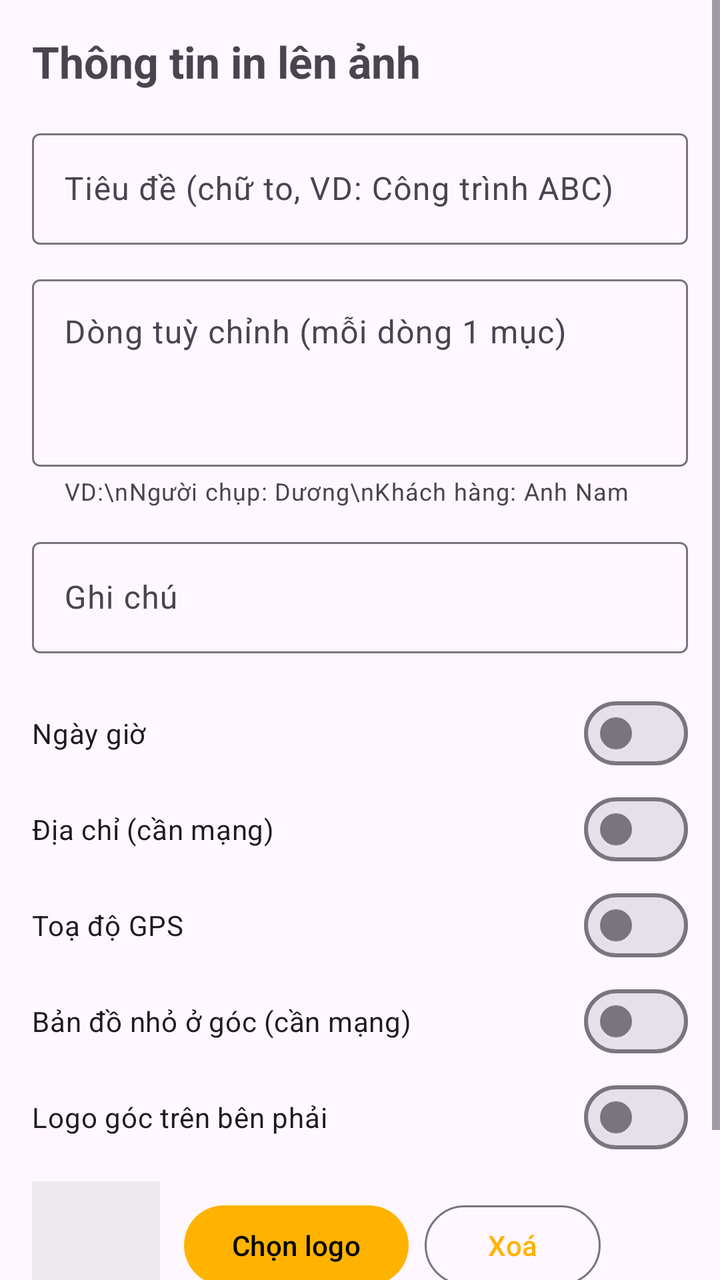
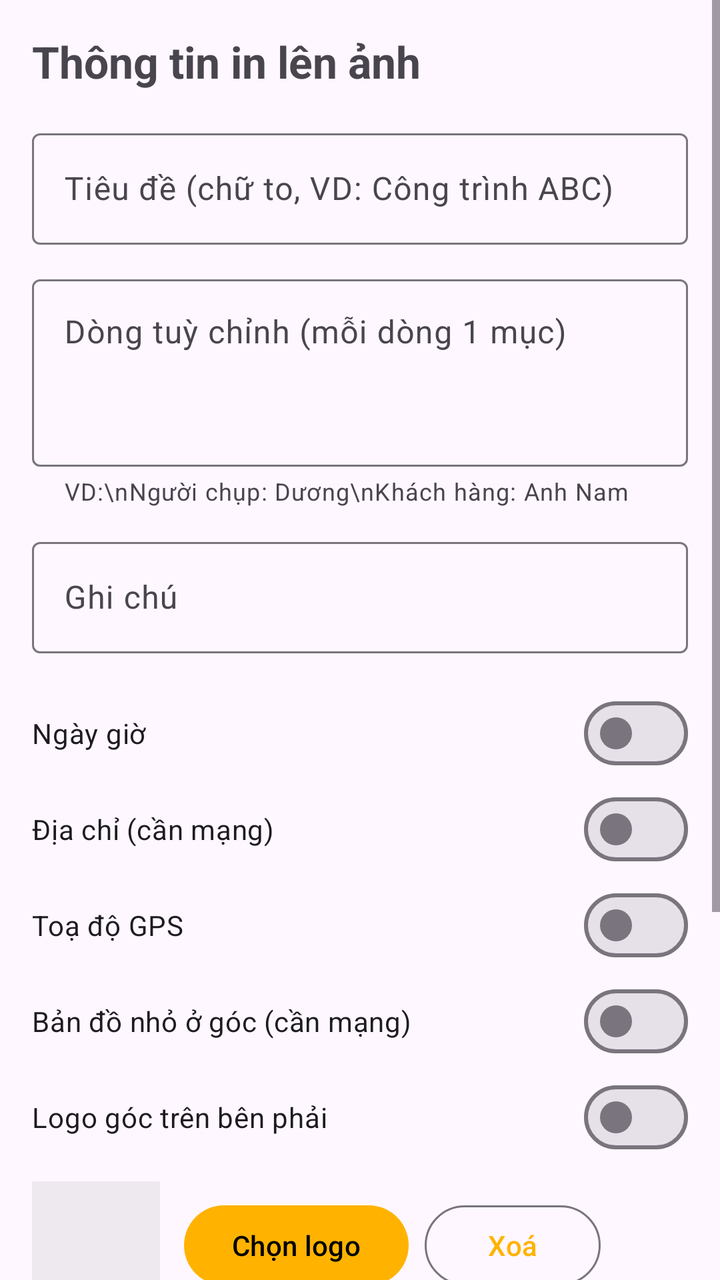

Two renders of the same Android screen: before a commit and after it. Below are the layout's source before the change and the commit's diff.
<!-- AndroidManifest.xml: application theme Theme.GeoCam -->
<!-- res/layout/activity_settings.xml -->
<?xml version="1.0" encoding="utf-8"?>
<ScrollView xmlns:android="http://schemas.android.com/apk/res/android"
    xmlns:app="http://schemas.android.com/apk/res-auto"
    android:id="@+id/root"
    android:layout_width="match_parent"
    android:layout_height="match_parent">

    <LinearLayout
        android:layout_width="match_parent"
        android:layout_height="wrap_content"
        android:orientation="vertical"
        android:padding="16dp">

        <TextView
            android:layout_width="wrap_content"
            android:layout_height="wrap_content"
            android:layout_marginBottom="16dp"
            android:text="Thông tin in lên ảnh"
            android:textSize="22sp"
            android:textStyle="bold" />

        <com.google.android.material.textfield.TextInputLayout
            android:layout_width="match_parent"
            android:layout_height="wrap_content"
            android:hint="Tiêu đề (chữ to, VD: Công trình ABC)">
            <com.google.android.material.textfield.TextInputEditText
                android:id="@+id/etTitle"
                android:layout_width="match_parent"
                android:layout_height="wrap_content"
                android:inputType="textCapSentences" />
        </com.google.android.material.textfield.TextInputLayout>

        <com.google.android.material.textfield.TextInputLayout
            android:layout_width="match_parent"
            android:layout_height="wrap_content"
            android:layout_marginTop="12dp"
            android:hint="Dòng tuỳ chỉnh (mỗi dòng 1 mục)"
            app:helperText="VD:\nNgười chụp: Dương\nKhách hàng: Anh Nam">
            <com.google.android.material.textfield.TextInputEditText
                android:id="@+id/etLines"
                android:layout_width="match_parent"
                android:layout_height="wrap_content"
                android:gravity="top"
                android:inputType="textMultiLine|textCapSentences"
                android:minLines="3" />
        </com.google.android.material.textfield.TextInputLayout>

        <com.google.android.material.textfield.TextInputLayout
            android:layout_width="match_parent"
            android:layout_height="wrap_content"
            android:layout_marginTop="12dp"
            android:hint="Ghi chú">
            <com.google.android.material.textfield.TextInputEditText
                android:id="@+id/etNote"
                android:layout_width="match_parent"
                android:layout_height="wrap_content"
                android:inputType="textMultiLine|textCapSentences" />
        </com.google.android.material.textfield.TextInputLayout>

        <com.google.android.material.materialswitch.MaterialSwitch
            android:id="@+id/swDate"
            android:layout_width="match_parent"
            android:layout_height="wrap_content"
            android:layout_marginTop="16dp"
            android:text="Ngày giờ" />

        <com.google.android.material.materialswitch.MaterialSwitch
            android:id="@+id/swAddress"
            android:layout_width="match_parent"
            android:layout_height="wrap_content"
            android:text="Địa chỉ (cần mạng)" />

        <com.google.android.material.materialswitch.MaterialSwitch
            android:id="@+id/swCoords"
            android:layout_width="match_parent"
            android:layout_height="wrap_content"
            android:text="Toạ độ GPS" />

        <com.google.android.material.materialswitch.MaterialSwitch
            android:id="@+id/swMap"
            android:layout_width="match_parent"
            android:layout_height="wrap_content"
            android:text="Bản đồ nhỏ ở góc (cần mạng)" />

        <com.google.android.material.materialswitch.MaterialSwitch
            android:id="@+id/swLogo"
            android:layout_width="match_parent"
            android:layout_height="wrap_content"
            android:text="Logo góc trên bên phải" />

        <LinearLayout
            android:layout_width="match_parent"
            android:layout_height="wrap_content"
            android:layout_marginTop="8dp"
            android:gravity="center_vertical"
            android:orientation="horizontal">

            <ImageView
                android:id="@+id/ivLogo"
                android:layout_width="64dp"
                android:layout_height="64dp"
                android:layout_marginEnd="12dp"
                android:background="#22888888"
                android:scaleType="fitCenter" />

            <Button
                android:id="@+id/btnPickLogo"
                android:layout_width="wrap_content"
                android:layout_height="wrap_content"
                android:text="Chọn logo" />

            <Button
                android:id="@+id/btnRemoveLogo"
                style="?attr/materialButtonOutlinedStyle"
                android:layout_width="wrap_content"
                android:layout_height="wrap_content"
                android:layout_marginStart="8dp"
                android:text="Xoá" />
        </LinearLayout>

        <TextView
            android:layout_width="wrap_content"
            android:layout_height="wrap_content"
            android:layout_marginTop="24dp"
            android:alpha="0.6"
            android:text="Ảnh lưu ở DCIM/GeoCam. Toạ độ và giờ chụp cũng được ghi vào EXIF. Bản đồ © OpenStreetMap."
            android:textSize="12sp" />
    </LinearLayout>
</ScrollView>
<!-- resources referenced by this layout -->
<resources>
  <style name="Theme.GeoCam" parent="Theme.Material3.DayNight.NoActionBar">
          <item name="colorPrimary">#FFB300</item>
          <item name="colorOnPrimary">#000000</item>
          <item name="colorSecondary">#FFB300</item>
      </style>
</resources>

<!-- the commit's change to res/layout/activity_settings.xml (unified diff, before → after) -->
@@ -122,8 +122,35 @@
             android:layout_width="wrap_content"
             android:layout_height="wrap_content"
             android:layout_marginTop="24dp"
+            android:text="Lưu ảnh"
+            android:textSize="18sp"
+            android:textStyle="bold" />
+
+        <com.google.android.material.textfield.TextInputLayout
+            android:layout_width="match_parent"
+            android:layout_height="wrap_content"
+            android:layout_marginTop="8dp"
+            android:hint="Tên thư mục trong DCIM">
+            <com.google.android.material.textfield.TextInputEditText
+                android:id="@+id/etFolder"
+                android:layout_width="match_parent"
+                android:layout_height="wrap_content"
+                android:inputType="text" />
+        </com.google.android.material.textfield.TextInputLayout>
+
+        <com.google.android.material.materialswitch.MaterialSwitch
+            android:id="@+id/swFileName"
+            android:layout_width="match_parent"
+            android:layout_height="wrap_content"
+            android:layout_marginTop="8dp"
+            android:text="Đặt tên file theo thông tin (ngày giờ, tên đường, dòng tuỳ chỉnh, tiêu đề)" />
+
+        <TextView
+            android:layout_width="wrap_content"
+            android:layout_height="wrap_content"
+            android:layout_marginTop="24dp"
             android:alpha="0.6"
-            android:text="Ảnh lưu ở DCIM/GeoCam. Toạ độ và giờ chụp cũng được ghi vào EXIF. Bản đồ © OpenStreetMap."
+            android:text="Toạ độ và giờ chụp cũng được ghi vào EXIF. Bản đồ © OpenStreetMap."
             android:textSize="12sp" />
     </LinearLayout>
 </ScrollView>
